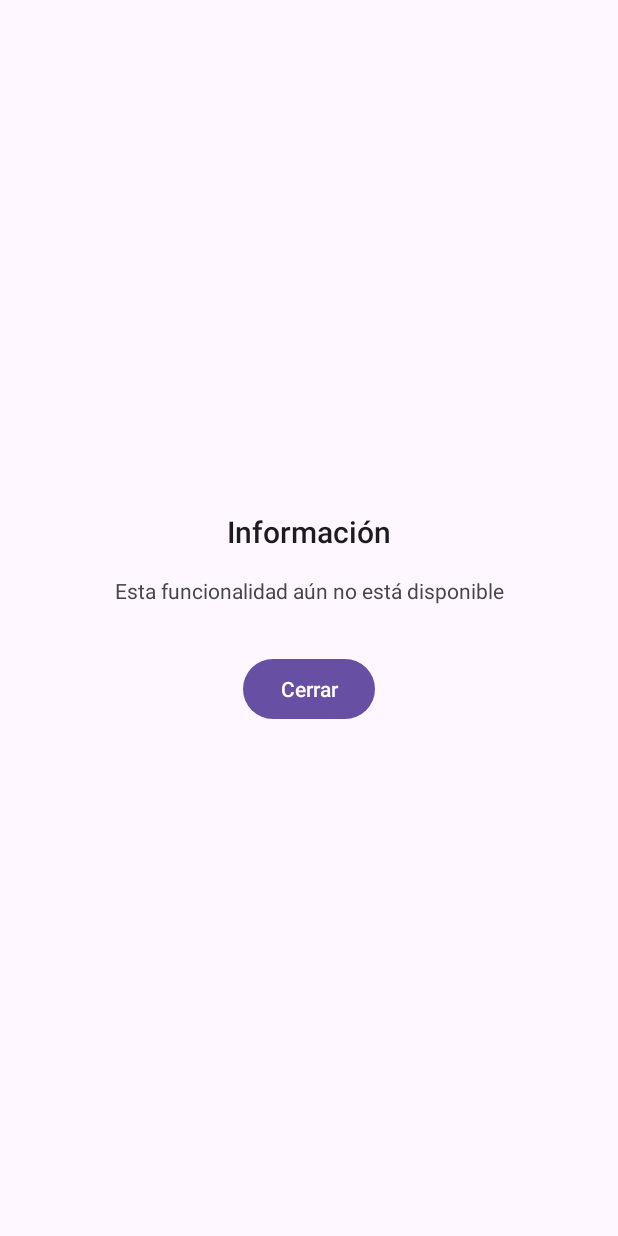
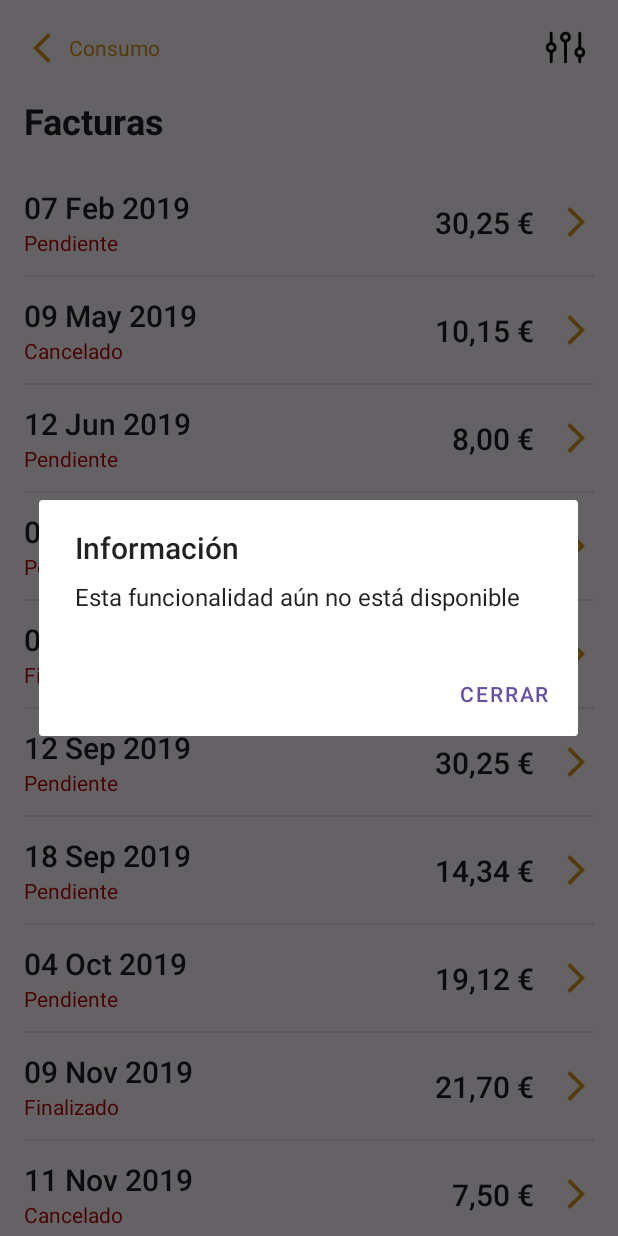
Before and after one commit to Juanma-Gutierrez/ProyectoViewnextKotlin, an Android app: the screen it shows after launch (MainActivity), after a tap on an icon or button, on a phone screen of 412 x 824 dp. Run offline under Robolectric (Android 15) with nearby library versions, the phone set to English and light mode, and no system bars; network calls fail; 1 statement that could not run was skipped.

Commit message:
Add warning alert and deleted warning fragment

```diff
--- a/app/src/main/java/com/viewnext/proyectoviewnext/ui/invoices/InvoiceAdapter.kt
+++ b/app/src/main/java/com/viewnext/proyectoviewnext/ui/invoices/InvoiceAdapter.kt
@@ -1,5 +1,7 @@
 package com.viewnext.proyectoviewnext.ui.invoices
 
+import android.app.AlertDialog
+import android.content.Context
 import android.view.LayoutInflater
 import android.view.ViewGroup
 import android.widget.Toast
@@ -12,7 +14,8 @@ import kotlinx.coroutines.withContext
 
 class InvoiceAdapter(
     private val invoices: List<Invoice>,
-    private val navController: NavController
+    private val navController: NavController,
+    private val context: Context
 ) : RecyclerView.Adapter<InvoiceViewHolder>() {
     override fun onCreateViewHolder(
         parent: ViewGroup, viewType: Int
@@ -25,11 +28,23 @@ class InvoiceAdapter(
         val item = invoices[position]
         holder.bind(item)
         holder.binding.invoiceItemIvForward.setOnClickListener {
-            navController.navigate(R.id.action_invoicesFragment_to_warningFragment)
+            showAlertDialog(context)
         }
     }
 
     override fun getItemCount(): Int {
         return invoices.size
     }
+
+
+    private fun showAlertDialog(context: Context) {
+        val builder = AlertDialog.Builder(context)
+        builder.setTitle("Información")
+        builder.setMessage("Esta funcionalidad aún no está disponible")
+        builder.setPositiveButton("Cerrar") { dialog, _ ->
+            dialog.dismiss()
+        }
+        val alertDialog = builder.create()
+        alertDialog.show()
+    }
 }
--- a/app/src/main/java/com/viewnext/proyectoviewnext/ui/invoices/InvoicesFragment.kt
+++ b/app/src/main/java/com/viewnext/proyectoviewnext/ui/invoices/InvoicesFragment.kt
@@ -78,7 +78,7 @@ class InvoicesFragment : Fragment() {
                 searchInvoices()
                 Log.d("tester", "InvoicesList ya capturado: " + invoicesList.toString())
                 rellenaRecycler()
-                adapter = InvoiceAdapter(invoicesList, findNavController())
+                adapter = InvoiceAdapter(invoicesList, findNavController(), requireContext())
                 binding.recyclerView.adapter = adapter
             } catch (e: Exception) {
                 Log.e("tester", "Error al obtener los datos: ${e.message}")
@@ -89,19 +89,19 @@ class InvoicesFragment : Fragment() {
     @RequiresApi(Build.VERSION_CODES.O)
     private fun rellenaRecycler() {
         val formatter = DateTimeFormatter.ofPattern("dd/MM/yyyy")
-        invoicesList.add(Invoice(LocalDate.parse("07/02/2019",formatter), "Pendiente", 30.25f))
-        invoicesList.add(Invoice(LocalDate.parse("09/05/2019",formatter), "Cancelado", 10.15f))
-        invoicesList.add(Invoice(LocalDate.parse("12/06/2019",formatter), "Pendiente", 8.00f))
-        invoicesList.add(Invoice(LocalDate.parse("04/07/2019",formatter), "Pendiente", 4.3f))
-        invoicesList.add(Invoice(LocalDate.parse("06/08/2019",formatter), "Finalizado", 21.70f))
-        invoicesList.add(Invoice(LocalDate.parse("12/09/2019",formatter), "Pendiente", 30.25f))
-        invoicesList.add(Invoice(LocalDate.parse("18/09/2019",formatter), "Pendiente", 14.34f))
-        invoicesList.add(Invoice(LocalDate.parse("04/10/2019",formatter), "Pendiente", 19.12f))
-        invoicesList.add(Invoice(LocalDate.parse("09/11/2019",formatter), "Finalizado", 21.7f))
-        invoicesList.add(Invoice(LocalDate.parse("11/11/2019",formatter), "Cancelado", 7.5f))
-        invoicesList.add(Invoice(LocalDate.parse("29/11/2019",formatter), "Pendiente", 6.23f))
-        invoicesList.add(Invoice(LocalDate.parse("07/12/2019",formatter), "Pendiente", 5.90f))
-        invoicesList.add(Invoice(LocalDate.parse("09/12/2019",formatter), "Pendiente", 23.20f))
+        invoicesList.add(Invoice(LocalDate.parse("07/02/2019", formatter), "Pendiente", 30.25f))
+        invoicesList.add(Invoice(LocalDate.parse("09/05/2019", formatter), "Cancelado", 10.15f))
+        invoicesList.add(Invoice(LocalDate.parse("12/06/2019", formatter), "Pendiente", 8.00f))
+        invoicesList.add(Invoice(LocalDate.parse("04/07/2019", formatter), "Pendiente", 4.3f))
+        invoicesList.add(Invoice(LocalDate.parse("06/08/2019", formatter), "Finalizado", 21.70f))
+        invoicesList.add(Invoice(LocalDate.parse("12/09/2019", formatter), "Pendiente", 30.25f))
+        invoicesList.add(Invoice(LocalDate.parse("18/09/2019", formatter), "Pendiente", 14.34f))
+        invoicesList.add(Invoice(LocalDate.parse("04/10/2019", formatter), "Pendiente", 19.12f))
+        invoicesList.add(Invoice(LocalDate.parse("09/11/2019", formatter), "Finalizado", 21.7f))
+        invoicesList.add(Invoice(LocalDate.parse("11/11/2019", formatter), "Cancelado", 7.5f))
+        invoicesList.add(Invoice(LocalDate.parse("29/11/2019", formatter), "Pendiente", 6.23f))
+        invoicesList.add(Invoice(LocalDate.parse("07/12/2019", formatter), "Pendiente", 5.90f))
+        invoicesList.add(Invoice(LocalDate.parse("09/12/2019", formatter), "Pendiente", 23.20f))
     }
 
 
@@ -114,7 +114,7 @@ class InvoicesFragment : Fragment() {
                 invoicesList = call.body()!!.invoices.map { invoiceResult ->
                     val formatter = DateTimeFormatter.ofPattern("dd/MM/yyyy")
                     Invoice(
-                        LocalDate.parse(invoiceResult.date,formatter),
+                        LocalDate.parse(invoiceResult.date, formatter),
                         invoiceResult.status,
                         invoiceResult.amount.toFloat()
                     )
--- a/app/src/main/java/com/viewnext/proyectoviewnext/ui/warning/WarningFragment.kt
+++ /dev/null
@@ -1,34 +0,0 @@
-package com.viewnext.proyectoviewnext.ui.warning
-
-import android.os.Bundle
-import androidx.fragment.app.Fragment
-import android.view.LayoutInflater
-import android.view.View
-import android.view.ViewGroup
-import android.widget.Button
-import android.widget.ImageView
-import androidx.navigation.fragment.findNavController
-import com.viewnext.proyectoviewnext.R
-
-class WarningFragment : Fragment() {
-
-    override fun onCreate(savedInstanceState: Bundle?) {
-        super.onCreate(savedInstanceState)
-    }
-
-    override fun onCreateView(
-        inflater: LayoutInflater, container: ViewGroup?,
-        savedInstanceState: Bundle?
-    ): View? {
-        // Inflate the layout for this fragment
-        return inflater.inflate(R.layout.fragment_warning, container, false)
-    }
-
-    override fun onViewCreated(view: View, savedInstanceState: Bundle?) {
-        super.onViewCreated(view, savedInstanceState)
-        val btClose = view.findViewById<Button>(R.id.warningFr_bt_close)
-        btClose.setOnClickListener {
-            findNavController().navigate(R.id.action_warningFragment_to_invoicesFragment)
-        }
-    }
-}
--- a/app/src/main/res/layout/fragment_warning.xml
+++ /dev/null
@@ -1,53 +0,0 @@
-<?xml version="1.0" encoding="utf-8"?>
-<FrameLayout xmlns:android="http://schemas.android.com/apk/res/android"
-    xmlns:app="http://schemas.android.com/apk/res-auto"
-    xmlns:tools="http://schemas.android.com/tools"
-    android:layout_width="match_parent"
-    android:layout_height="match_parent"
-    tools:context=".ui.warning.WarningFragment">
-
-    <androidx.constraintlayout.widget.ConstraintLayout
-        android:layout_width="match_parent"
-        android:layout_height="match_parent">
-
-        <TextView
-            android:id="@+id/warningFr_tv_title"
-            style="@style/TextAppearance.AppCompat.Title"
-            android:layout_width="wrap_content"
-            android:layout_height="wrap_content"
-            android:layout_gravity="center"
-            android:layout_marginBottom="16dp"
-            android:text="Información"
-            app:layout_constraintBottom_toTopOf="@+id/warningFr_tv_message"
-            app:layout_constraintEnd_toEndOf="parent"
-            app:layout_constraintHorizontal_bias="0.5"
-            app:layout_constraintStart_toStartOf="parent"
-            app:layout_constraintTop_toTopOf="parent"
-            app:layout_constraintVertical_chainStyle="packed" />
-
-        <TextView
-            android:id="@+id/warningFr_tv_message"
-            android:layout_width="wrap_content"
-            android:layout_height="wrap_content"
-            android:layout_marginBottom="32dp"
-            android:text="Esta funcionalidad aún no está disponible"
-            app:layout_constraintBottom_toTopOf="@+id/warningFr_bt_close"
-            app:layout_constraintEnd_toEndOf="parent"
-            app:layout_constraintHorizontal_bias="0.5"
-            app:layout_constraintStart_toStartOf="parent"
-            app:layout_constraintTop_toBottomOf="@+id/warningFr_tv_title" />
-
-        <Button
-            android:id="@+id/warningFr_bt_close"
-            style="@style/Widget.Material3.Button"
-            android:layout_width="wrap_content"
-            android:layout_height="wrap_content"
-            android:text="Cerrar"
-            app:layout_constraintBottom_toBottomOf="parent"
-            app:layout_constraintEnd_toEndOf="parent"
-            app:layout_constraintHorizontal_bias="0.5"
-            app:layout_constraintStart_toStartOf="parent"
-            app:layout_constraintTop_toBottomOf="@+id/warningFr_tv_message" />
-
-    </androidx.constraintlayout.widget.ConstraintLayout>
-</FrameLayout>
--- a/app/src/main/res/navigation/main_navigation.xml
+++ b/app/src/main/res/navigation/main_navigation.xml
@@ -15,9 +15,6 @@
             app:destination="@id/filterFragment"
             app:enterAnim="@anim/slide_in_right"
             app:exitAnim="@anim/slide_out_left"/>
-        <action
-            android:id="@+id/action_invoicesFragment_to_warningFragment"
-            app:destination="@id/warningFragment" />
     </fragment>
     <fragment
         android:id="@+id/filterFragment"
@@ -30,13 +27,4 @@
             app:enterAnim="@anim/slide_in_left"
             app:exitAnim="@anim/slide_out_right" />
     </fragment>
-    <fragment
-        android:id="@+id/warningFragment"
-        android:name="com.viewnext.proyectoviewnext.ui.warning.WarningFragment"
-        android:label="fragment_warning"
-        tools:layout="@layout/fragment_warning" >
-        <action
-            android:id="@+id/action_warningFragment_to_invoicesFragment"
-            app:destination="@id/invoicesFragment" />
-    </fragment>
 </navigation>
```
